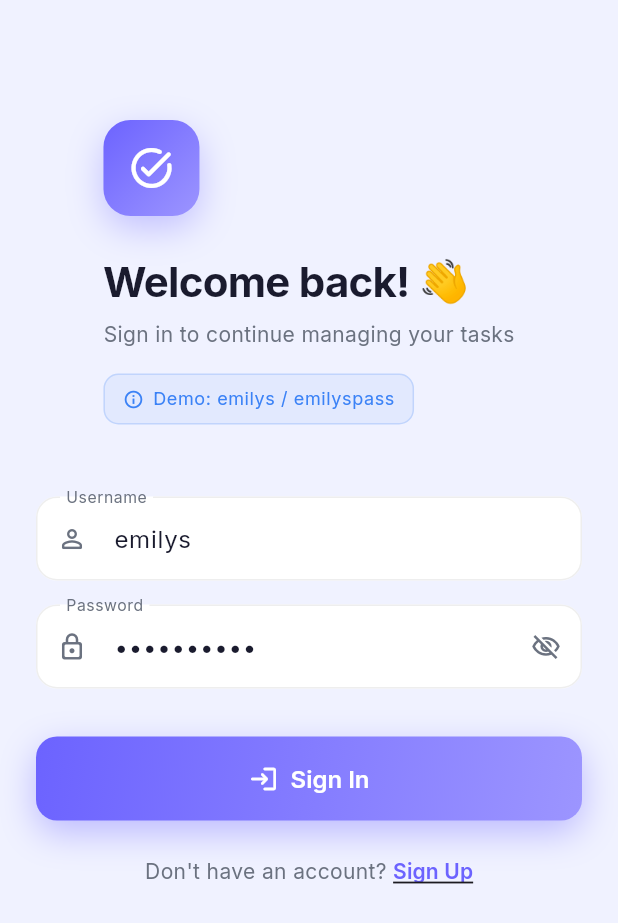
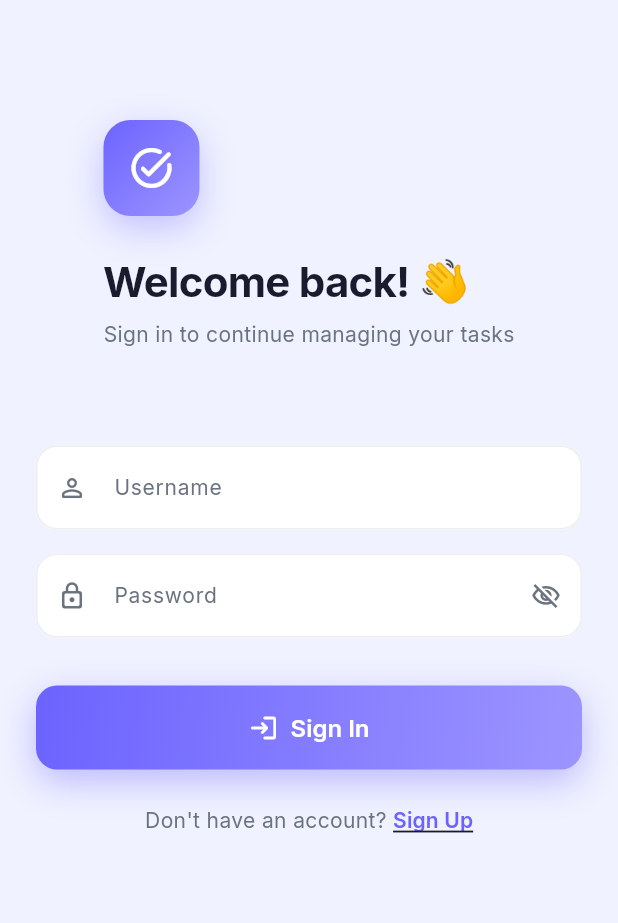
Before and after one commit to K-hashmi9065/my-raid-, a Flutter app: the screen it shows after launch, on a phone screen of 412 x 824 dp. Shown: the top 923 px of the screen. Run offline on Flutter 3.47's test engine with Material 3 defaults, Android fonts, the phone set to English and light mode, and no system bars; our stand-ins replace dio, flutter_riverpod, flutter_staggered_animations, go_router, google_fonts, pretty_dio_logger and 2 more.

Commit message:
Add Android permissions and remove prefilled login data

```diff
--- a/lib/features/auth/presentation/screens/login_screen.dart
+++ b/lib/features/auth/presentation/screens/login_screen.dart
@@ -18,8 +18,8 @@ class LoginScreen extends ConsumerStatefulWidget {
 class _LoginScreenState extends ConsumerState<LoginScreen>
     with SingleTickerProviderStateMixin {
   final _formKey = GlobalKey<FormState>();
-  final _usernameController = TextEditingController(text: 'emilys');
-  final _passwordController = TextEditingController(text: 'emilyspass');
+  final _usernameController = TextEditingController();
+  final _passwordController = TextEditingController();
   bool _obscurePassword = true;
   late AnimationController _animCtrl;
   late Animation<double> _fadeAnim;
@@ -131,29 +131,6 @@ class _LoginScreenState extends ConsumerState<LoginScreen>
           style: Theme.of(context).textTheme.bodyMedium,
         ),
         const SizedBox(height: 16),
-        // Demo hint
-        Container(
-          padding: const EdgeInsets.symmetric(horizontal: 12, vertical: 8),
-          decoration: BoxDecoration(
-            color: AppColors.info.withValues(alpha: 0.08),
-            borderRadius: BorderRadius.circular(10),
-            border: Border.all(color: AppColors.info.withValues(alpha: 0.2)),
-          ),
-          child: Row(
-            mainAxisSize: MainAxisSize.min,
-            children: [
-              Icon(Icons.info_outline, size: 14, color: AppColors.info),
-              const SizedBox(width: 6),
-              Text(
-                'Demo: emilys / emilyspass',
-                style: Theme.of(context)
-                    .textTheme
-                    .bodySmall
-                    ?.copyWith(color: AppColors.info),
-              ),
-            ],
-          ),
-        ),
       ],
     );
   }
```
Also changed, not shown: 1 other file.
